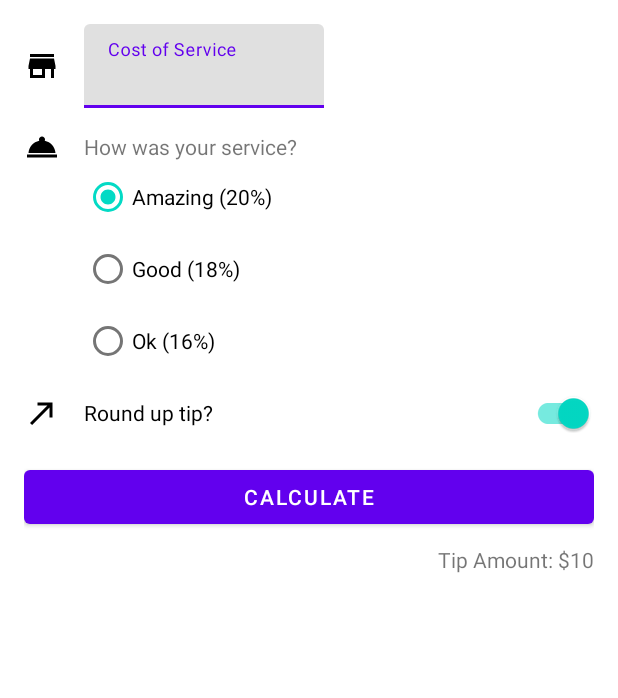
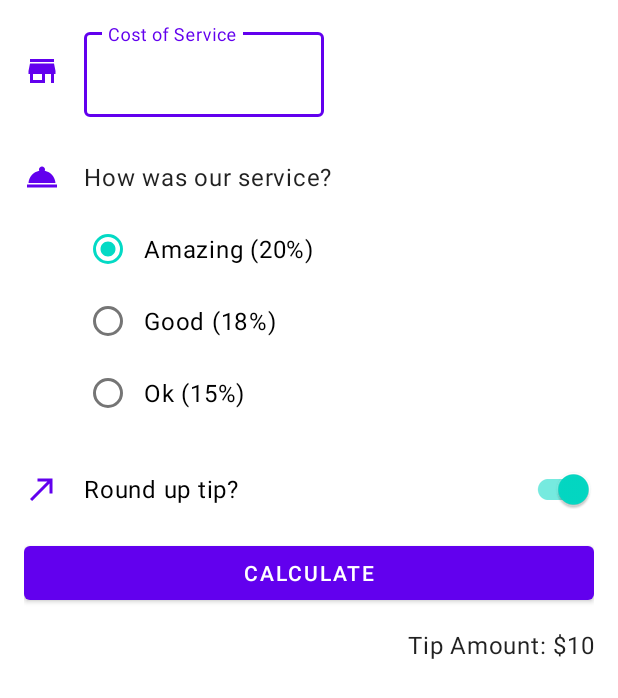
Before and after one commit to Taha-Adeel/Android-Apps, an Android app: the layout activity_main.xml on its own in the app's theme, with its tools: preview values and no code run, on a phone screen of 412 x 824 dp. Shown: the top 698 px of the screen. Run offline under Robolectric (Android 15) with nearby library versions, the phone set to English and light mode, and no system bars.

Commit message:
Applied MD styles and themes

```diff
--- a/app/src/main/java/com/example/tipcalculator/MainActivity.kt
+++ b/app/src/main/java/com/example/tipcalculator/MainActivity.kt
@@ -1,7 +1,11 @@
 package com.example.tipcalculator
 
+import android.content.Context
 import androidx.appcompat.app.AppCompatActivity
 import android.os.Bundle
+import android.view.KeyEvent
+import android.view.View
+import android.view.inputmethod.InputMethodManager
 import com.example.tipcalculator.databinding.ActivityMainBinding
 import java.text.NumberFormat
 
@@ -13,6 +17,7 @@ class MainActivity : AppCompatActivity() {
         binding = ActivityMainBinding.inflate(layoutInflater)
         setContentView(binding.root)
         binding.calculateButton.setOnClickListener{ calculateTip() }
+        binding.costOfServiceEditText.setOnKeyListener{ view, keyCode, _ -> handleKeyEvent(view, keyCode) }
     }
 
     private fun calculateTip() {
@@ -35,4 +40,15 @@ class MainActivity : AppCompatActivity() {
         val formattedTip = NumberFormat.getCurrencyInstance().format(tip)
         binding.tipResult.text = getString(R.string.tip_amount, formattedTip)
     }
+
+    private fun handleKeyEvent(view: View, keyCode: Int): Boolean {
+        if (keyCode == KeyEvent.KEYCODE_ENTER) {
+            // Hide the keyboard
+            val inputMethodManager =
+                getSystemService(Context.INPUT_METHOD_SERVICE) as InputMethodManager
+            inputMethodManager.hideSoftInputFromWindow(view.windowToken, 0)
+            return true
+        }
+        return false
+    }
 }
--- a/app/src/main/res/drawable/ic_round_up.xml
+++ b/app/src/main/res/drawable/ic_round_up.xml
@@ -1,5 +1,10 @@
-<vector android:height="24dp" android:tint="#000000"
-    android:viewportHeight="24" android:viewportWidth="24"
-    android:width="24dp" xmlns:android="http://schemas.android.com/apk/res/android">
-    <path android:fillColor="@android:color/white" android:pathData="M9,5v2h6.59L4,18.59 5.41,20 17,8.41V15h2V5z"/>
+<vector xmlns:android="http://schemas.android.com/apk/res/android"
+    android:width="24dp"
+    android:height="24dp"
+    android:tint="?attr/colorPrimary"
+    android:viewportWidth="24"
+    android:viewportHeight="24">
+    <path
+        android:fillColor="@android:color/white"
+        android:pathData="M9,5v2h6.59L4,18.59 5.41,20 17,8.41V15h2V5z" />
 </vector>
--- a/app/src/main/res/drawable/ic_service.xml
+++ b/app/src/main/res/drawable/ic_service.xml
@@ -1,4 +1,4 @@
-<vector android:height="24dp" android:tint="#000000"
+<vector android:height="24dp" android:tint="?attr/colorPrimary"
     android:viewportHeight="24" android:viewportWidth="24"
     android:width="24dp" xmlns:android="http://schemas.android.com/apk/res/android">
     <path android:fillColor="@android:color/white" android:pathData="M2,17h20v2L2,19zM13.84,7.79c0.1,-0.24 0.16,-0.51 0.16,-0.79 0,-1.1 -0.9,-2 -2,-2s-2,0.9 -2,2c0,0.28 0.06,0.55 0.16,0.79C6.25,8.6 3.27,11.93 3,16h18c-0.27,-4.07 -3.25,-7.4 -7.16,-8.21z"/>
--- a/app/src/main/res/drawable/ic_store.xml
+++ b/app/src/main/res/drawable/ic_store.xml
@@ -1,4 +1,4 @@
-<vector android:height="24dp" android:tint="#000000"
+<vector android:height="24dp" android:tint="?attr/colorPrimary"
     android:viewportHeight="24" android:viewportWidth="24"
     android:width="24dp" xmlns:android="http://schemas.android.com/apk/res/android">
     <path android:fillColor="@android:color/white" android:pathData="M20,4L4,4v2h16L20,4zM21,14v-2l-1,-5L4,7l-1,5v2h1v6h10v-6h4v6h2v-6h1zM12,18L6,18v-4h6v4z"/>
--- a/app/src/main/res/layout/activity_main.xml
+++ b/app/src/main/res/layout/activity_main.xml
@@ -1,9 +1,13 @@
 <?xml version="1.0" encoding="utf-8"?>
-<androidx.constraintlayout.widget.ConstraintLayout xmlns:android="http://schemas.android.com/apk/res/android"
+<ScrollView xmlns:android="http://schemas.android.com/apk/res/android"
     xmlns:app="http://schemas.android.com/apk/res-auto"
     xmlns:tools="http://schemas.android.com/tools"
     android:layout_width="match_parent"
-    android:layout_height="match_parent"
+    android:layout_height="match_parent">
+
+    <androidx.constraintlayout.widget.ConstraintLayout
+        android:layout_width="match_parent"
+        android:layout_height="wrap_content"
         android:padding="16dp"
         tools:context=".MainActivity"
         tools:layout_editor_absoluteY="81dp">
@@ -46,11 +50,12 @@
 
         <TextView
             android:id="@+id/service_question"
+            style="@style/Widget.TipCalculator.TextView"
             android:layout_width="wrap_content"
             android:layout_height="wrap_content"
             android:layout_marginTop="16dp"
             android:layout_marginStart="16dp"
-        android:text="@string/how_was_your_service"
+            android:text="@string/how_was_our_service"
             app:layout_constraintStart_toEndOf="@id/icon_service_question"
             app:layout_constraintTop_toBottomOf="@id/cost_of_service" />
 
@@ -79,7 +84,7 @@
                 android:id="@+id/option_15_percent"
                 android:layout_width="wrap_content"
                 android:layout_height="wrap_content"
-            android:text="@string/ok_16" />
+                android:text="@string/ok_15" />
         </RadioGroup>
 
         <ImageView
@@ -96,6 +101,7 @@
             android:id="@+id/round_up_switch"
             android:layout_width="0dp"
             android:layout_height="wrap_content"
+            android:layout_marginTop="16dp"
             android:checked="true"
             android:text="@string/round_up_tip"
             android:layout_marginStart="16dp"
@@ -116,11 +122,12 @@
 
         <TextView
             android:id="@+id/tip_result"
+            style="@style/Widget.TipCalculator.TextView"
             android:layout_width="wrap_content"
             android:layout_height="wrap_content"
-        android:layout_marginTop="8dp"
             app:layout_constraintEnd_toEndOf="parent"
             app:layout_constraintTop_toBottomOf="@id/calculate_button"
             tools:text="Tip Amount: $10" />
 
     </androidx.constraintlayout.widget.ConstraintLayout>
+</ScrollView>
--- a/app/src/main/res/values-night/themes.xml
+++ b/app/src/main/res/values-night/themes.xml
@@ -13,6 +13,9 @@
         <item name="android:statusBarColor">?attr/colorPrimaryVariant</item>
         <!-- Customize your theme here. -->
         <item name="actionBarStyle">@style/MyActionBarDarkStyle</item>
+        <item name="textInputStyle">@style/Widget.MaterialComponents.TextInputLayout.OutlinedBox</item>
+        <item name="radioButtonStyle">@style/Widget.TipCalculator.CompoundButton.RadioButton</item>
+        <item name="switchStyle">@style/Widget.TipCalculator.CompoundButton.Switch</item>
     </style>
 
     <!-- Our new style for ActionBar -->
--- a/app/src/main/res/values/strings.xml
+++ b/app/src/main/res/values/strings.xml
@@ -1,10 +1,10 @@
 <resources>
     <string name="app_name">Tip Calculator</string>
     <string name="cost_of_service">Cost of Service</string>
-    <string name="how_was_your_service">How was your service?</string>
+    <string name="how_was_our_service">How was our service?</string>
     <string name="amazing_20">Amazing (20%)</string>
     <string name="good_18">Good (18%)</string>
-    <string name="ok_16">Ok (16%)</string>
+    <string name="ok_15">Ok (15%)</string>
     <string name="round_up_tip">Round up tip?</string>
     <string name="calculate">Calculate</string>
     <string name="tip_amount">Tip Amount: %s</string>
--- /dev/null
+++ b/app/src/main/res/values/styles.xml
@@ -0,0 +1,19 @@
+<?xml version="1.0" encoding="utf-8"?>
+<resources>
+    <style name="Widget.TipCalculator.TextView" parent="Widget.MaterialComponents.TextView">
+        <item name="android:minHeight">48dp</item>
+        <item name="android:gravity">center_vertical</item>
+        <item name="android:textAppearance">?attr/textAppearanceBody1</item>
+    </style>
+
+    <style name="Widget.TipCalculator.CompoundButton.Switch" parent="Widget.MaterialComponents.CompoundButton.Switch">
+        <item name="android:minHeight">48dp</item>
+        <item name="android:gravity">center_vertical</item>
+        <item name="android:textAppearance">?attr/textAppearanceBody1</item>
+    </style>
+
+    <style name="Widget.TipCalculator.CompoundButton.RadioButton" parent="Widget.MaterialComponents.CompoundButton.RadioButton">
+        <item name="android:paddingStart">8dp</item>
+        <item name="android:textAppearance">?attr/textAppearanceBody1</item>
+    </style>
+</resources>
--- a/app/src/main/res/values/themes.xml
+++ b/app/src/main/res/values/themes.xml
@@ -12,5 +12,8 @@
         <!-- Status bar color. -->
         <item name="android:statusBarColor" tools:targetApi="1">?attr/colorPrimaryVariant</item>
         <!-- Customize your theme here. -->
+        <item name="textInputStyle">@style/Widget.MaterialComponents.TextInputLayout.OutlinedBox</item>
+        <item name="radioButtonStyle">@style/Widget.TipCalculator.CompoundButton.RadioButton</item>
+        <item name="switchStyle">@style/Widget.TipCalculator.CompoundButton.Switch</item>
     </style>
 </resources>
```
Lines whose indentation alone changed are shown as unchanged.
